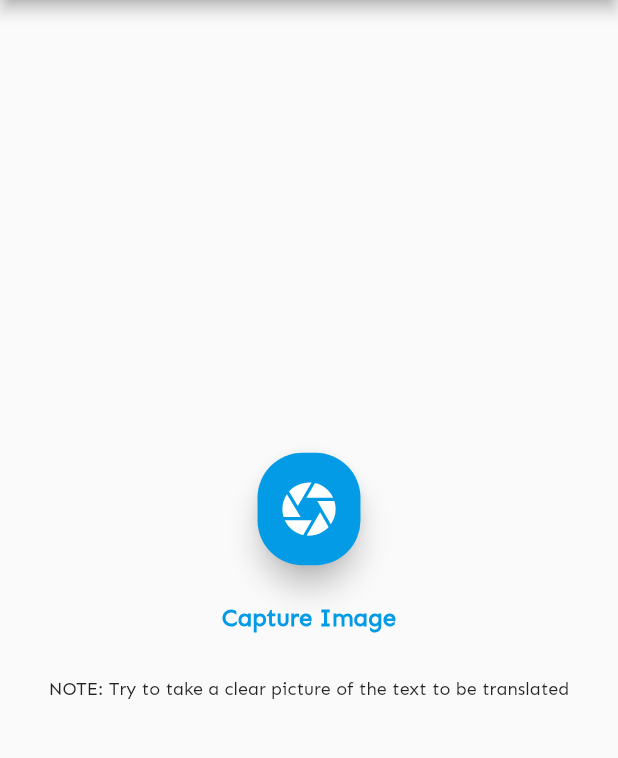
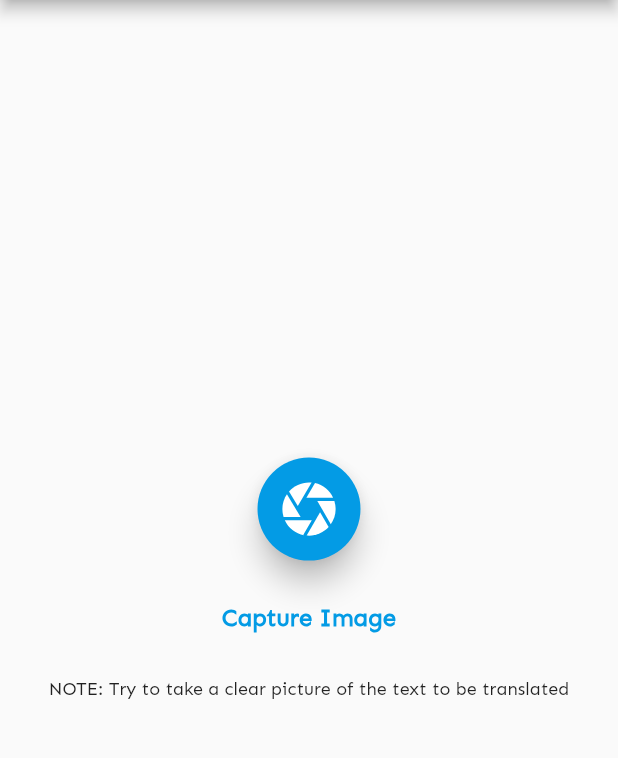
Before and after one commit to Ayush783/flutter_translator, a Flutter app: the screen it shows after launch, on a phone screen of 412 x 824 dp, the part 84-842 px from its top. Run offline on Flutter 3.47's test engine with Material 2 defaults, Android fonts, the phone set to English and light mode, and no system bars; our stand-ins replace bloc, equatable, flutter_bloc, flutter_svg, image_picker; missing offline and left inert: firebase_ml_vision, flutter_language_identification, translator; accounts and stored records are empty.

Commit message:
changes done in ui

```diff
--- a/lib/screens/homescreen.dart
+++ b/lib/screens/homescreen.dart
@@ -59,12 +59,15 @@ class HomeScreen extends StatelessWidget {
         },
         child: Material(
           elevation: 8,
-          borderRadius: BorderRadius.circular(size.width / 12),
+          type: MaterialType.circle,
+          color: Colors.transparent,
           child: Container(
               height: size.height / 11,
               width: size.width / 6,
               decoration: BoxDecoration(
-                  color: primaryColor, borderRadius: BorderRadius.circular(30)),
+                color: primaryColor,
+                shape: BoxShape.circle,
+              ),
               child: Center(
                 child: SvgPicture.asset(
                   'icons/capture.svg',
--- a/lib/screens/translate_screen.dart
+++ b/lib/screens/translate_screen.dart
@@ -60,8 +60,7 @@ class _TranslateScreenState extends State<TranslateScreen> {
 
   Padding buildBody(Size size, RecognisedText state) {
     return Padding(
-      padding: EdgeInsets.only(
-          left: size.width / 12, right: size.width / 12, top: size.width / 12),
+      padding: EdgeInsets.only(left: 20, right: 20, top: size.width / 12),
       child: Column(
         children: [
           Center(
--- a/lib/theme.dart
+++ b/lib/theme.dart
@@ -1,6 +1,13 @@
 import 'package:flutter/material.dart';
 
+import 'const.dart';
+
 ThemeData theme = ThemeData(
-  primaryColor: Color(0xff039BE5),
+  primaryColor: primaryColor,
   fontFamily: 'sen',
+  scrollbarTheme: ScrollbarThemeData(
+    thumbColor: MaterialStateProperty.all<Color>(primaryColor),
+    showTrackOnHover: true,
+    radius: Radius.circular(4),
+  ),
 );
--- a/pubspec.yaml
+++ b/pubspec.yaml
@@ -12,7 +12,7 @@ dependencies:
   equatable: ^1.2.5
   firebase_ml_vision: ^0.9.8
   flutter_bloc: ^6.0.6
-  flutter_svg: ^0.19.1
+  flutter_svg: ^0.21.0+1
   image_picker: ^0.6.7+12
   flutter_language_identification: ^0.1.0
   translator: ^0.1.5
```
Also changed, not shown: lib/widgets/text_area_widget.dart (+14 -6 lines), pubspec.lock.
